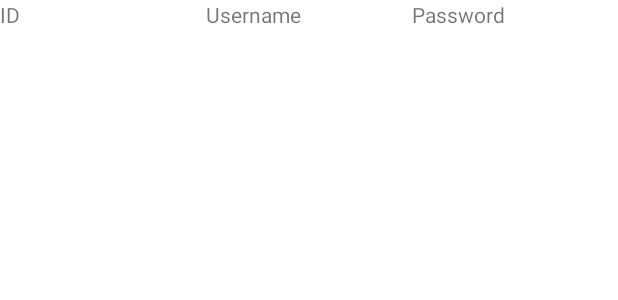
After one commit to jahanzebnaeem/NexSkillAppDevBatch10, an Android app: the layout user_layout.xml on its own in the app's theme, with its tools: preview values and no code run, on a phone screen of 412 x 824 dp. The commit adds this screen. Shown: the top 300 px of the screen. Run offline under Robolectric (Android 15) with nearby library versions, the phone set to English and light mode, and no system bars.

Commit message:
Lecture 11
Local DB Select and Insert.

```diff
--- /dev/null
+++ b/LocalDbSample/app/src/main/res/layout/user_layout.xml
@@ -0,0 +1,29 @@
+<?xml version="1.0" encoding="utf-8"?>
+<LinearLayout xmlns:android="http://schemas.android.com/apk/res/android"
+    android:layout_width="match_parent"
+    android:layout_height="wrap_content"
+    android:orientation="horizontal">
+
+    <TextView
+        android:id="@+id/tvID"
+        android:layout_width="0dp"
+        android:layout_height="wrap_content"
+        android:layout_weight="1"
+        android:text="ID" />
+
+    <TextView
+        android:id="@+id/tvUserName"
+        android:layout_width="0dp"
+        android:layout_height="wrap_content"
+        android:layout_weight="1"
+        android:text="Username" />
+
+    <TextView
+        android:id="@+id/tvPassword"
+        android:layout_width="0dp"
+        android:layout_height="wrap_content"
+        android:layout_weight="1"
+        android:text="Password" />
+
+
+</LinearLayout>
```
Also changed, not shown: LocalDbSample/app/src/main/java/com/example/android/localdbsample/AdapterItems.java (added, +13 -0 lines), LocalDbSample/app/src/main/java/com/example/android/localdbsample/DBManager.java (+18 -0 lines), LocalDbSample/app/src/main/java/com/example/android/localdbsample/MainActivity.java (+105 -8 lines).
